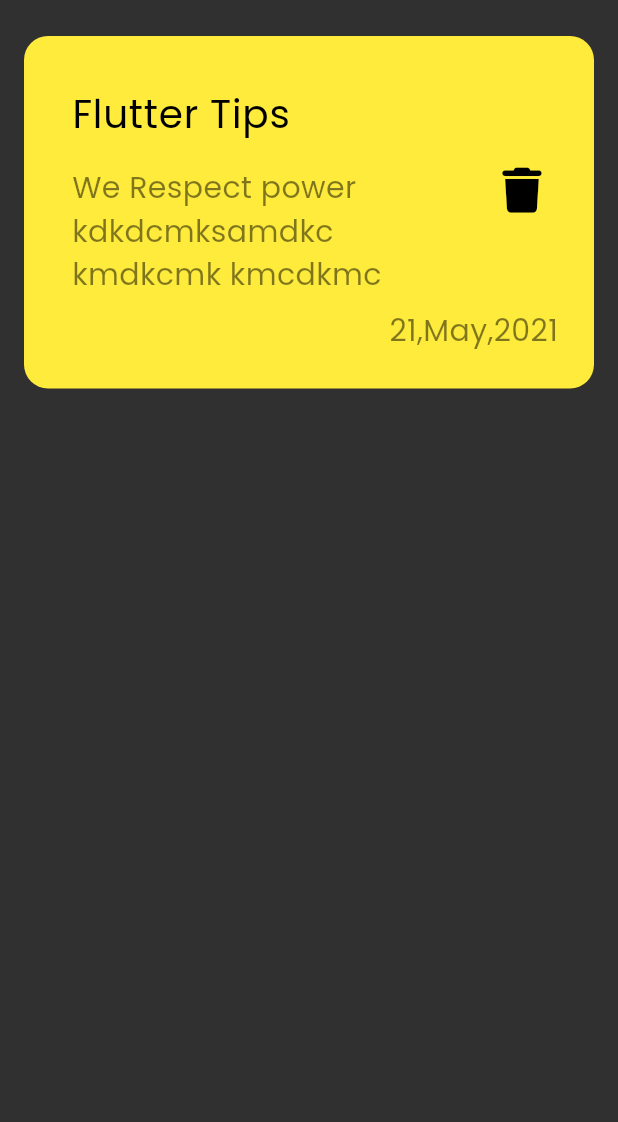
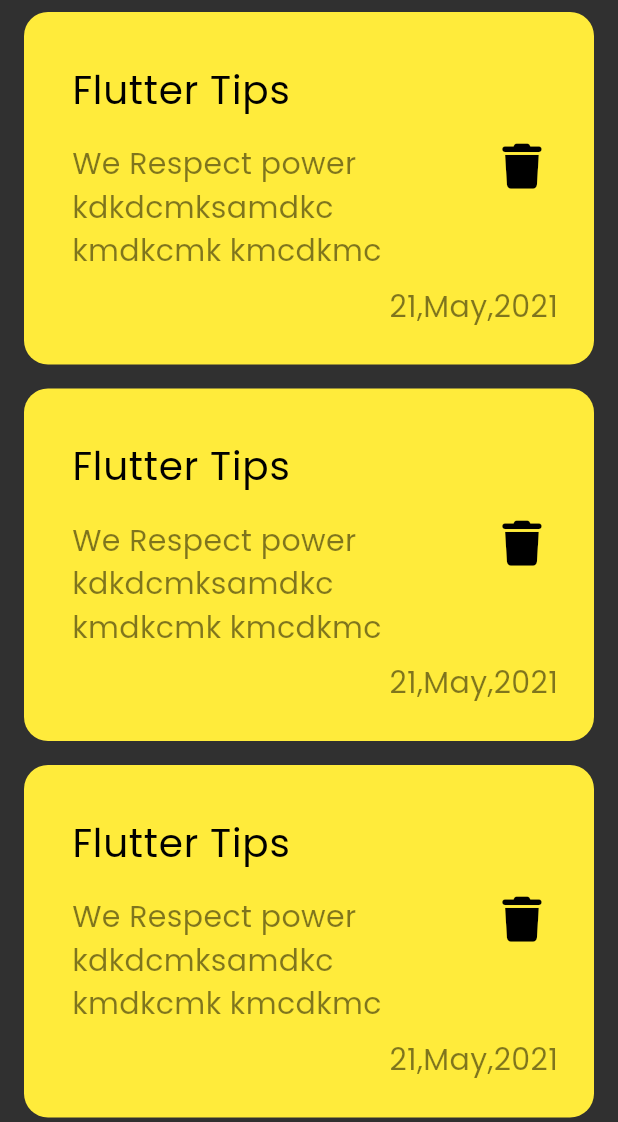
Before and after one commit to MahmoudASoliman/notes_app, a Flutter app: the screen it shows after launch, on a phone screen of 412 x 824 dp, the part 114-1236 px from its top. Run offline on Flutter 3.47's test engine with Material 3 defaults, Android fonts, the phone set to English and light mode, and no system bars; our stand-ins replace font_awesome_flutter.

Commit message:
Notes List View

```diff
--- a/lib/main.dart
+++ b/lib/main.dart
@@ -17,7 +17,7 @@ class NoteApp extends StatelessWidget {
         brightness: Brightness.dark,
         scaffoldBackgroundColor: const Color(0xFF303030),
       ),
-      home: const Notes(),
+      home: const NotesView(),
     );
   }
 }
--- a/lib/pages/notes_view.dart
+++ b/lib/pages/notes_view.dart
@@ -1,8 +1,8 @@
 import 'package:flutter/material.dart';
 import 'package:note_app/widgets/notes_view_body.dart';
 
-class Notes extends StatelessWidget {
-  const Notes({super.key});
+class NotesView extends StatelessWidget {
+  const NotesView({super.key});
 
   @override
   Widget build(BuildContext context) {
--- a/lib/widgets/note_item.dart
+++ b/lib/widgets/note_item.dart
@@ -7,7 +7,7 @@ class NoteItem extends StatelessWidget {
   @override
   Widget build(BuildContext context) {
     return Padding(
-      padding: const EdgeInsets.only(top: 24),
+      padding: const EdgeInsets.symmetric(vertical: 8),
       child: Container(
         padding: const EdgeInsets.only(
           top: 24,
--- /dev/null
+++ b/lib/widgets/note_item_listview.dart
@@ -0,0 +1,13 @@
+import 'package:flutter/material.dart';
+import 'package:note_app/widgets/note_item.dart';
+
+class NotesListView extends StatelessWidget {
+  const NotesListView({super.key});
+
+  @override
+  Widget build(BuildContext context) {
+    return ListView.builder(itemBuilder: (context, index) {
+      return const NoteItem();
+    });
+  }
+}
--- a/lib/widgets/notes_view_body.dart
+++ b/lib/widgets/notes_view_body.dart
@@ -1,6 +1,7 @@
 import 'package:flutter/material.dart';
 import 'package:note_app/widgets/custom_appbar.dart';
 import 'package:note_app/widgets/note_item.dart';
+import 'package:note_app/widgets/note_item_listview.dart';
 
 class NotesViewBody extends StatelessWidget {
   const NotesViewBody({super.key});
@@ -15,7 +16,7 @@ class NotesViewBody extends StatelessWidget {
             height: 30,
           ),
           CustomAppBar(),
-          NoteItem(),
+          Expanded(child: NotesListView()),
         ],
       ),
     );
```
Also changed, not shown: lib/models/note_mode.dart (added, +11 -0 lines).
